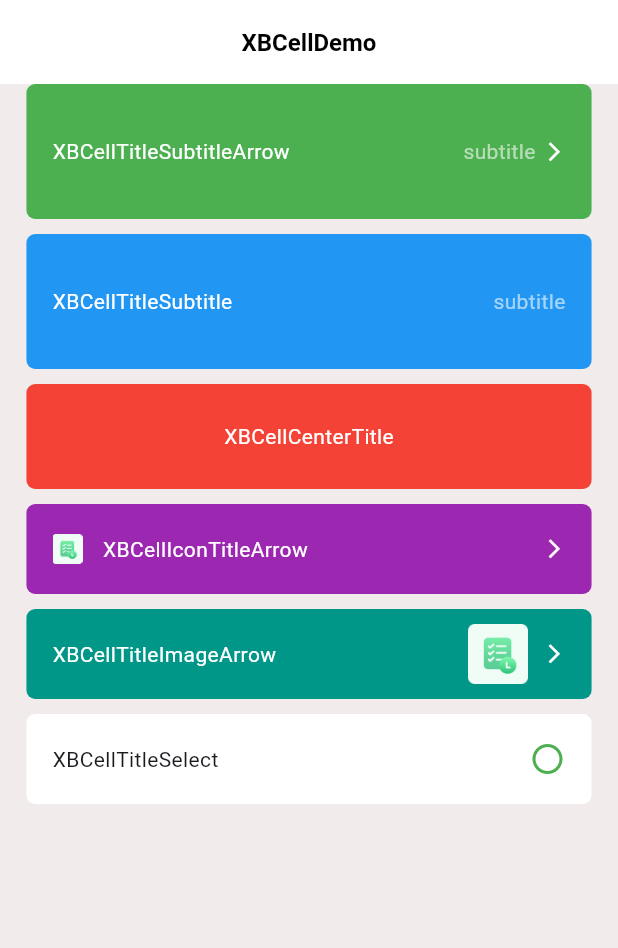
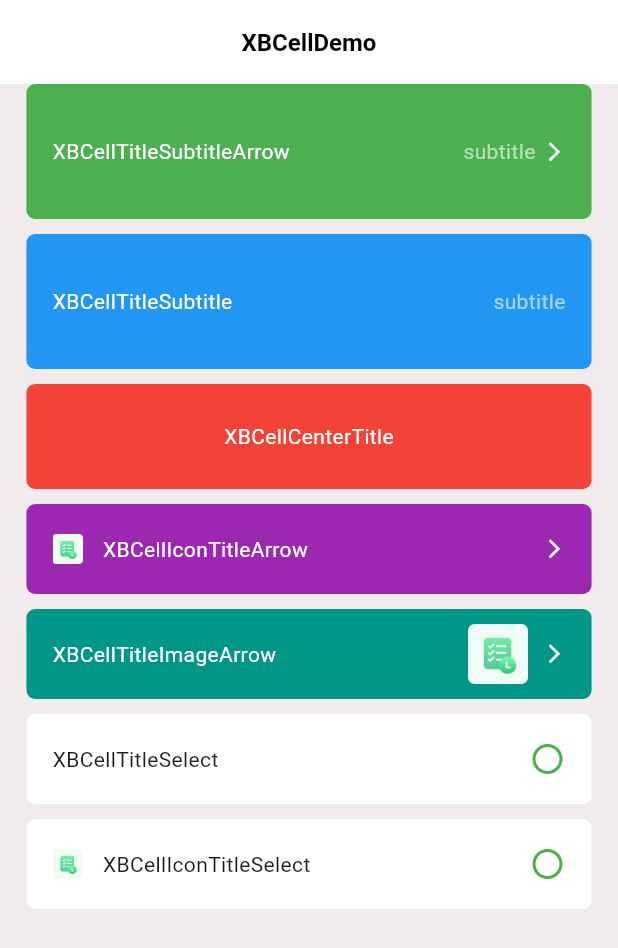
Before and after one commit to huisedediao/xb_scaffold, a Flutter app: the screen it shows after launch, on a phone screen of 412 x 824 dp. Shown: the top 948 px of the screen. Run offline on Flutter 3.47's test engine with Material 3 defaults, Android fonts, the phone set to English and light mode, and no system bars; our stand-ins replace cached_network_image, dio, logger; missing offline and left inert: dart:html.

Commit message:
添加cell

```diff
--- a/example/lib/home.dart
+++ b/example/lib/home.dart
@@ -146,6 +146,28 @@ class Home extends XBPage<HomeVM> {
               unSelectedColor: Colors.green,
               onTap: vm.onSelectChange);
         }
+        if (index == 6) {
+          return XBCellIconTitleSelect(
+              icon: "assets/images/icon_inspectionPlan.png",
+              contentBorderRadius: BorderRadius.circular(6),
+              title: title,
+              isSelected: vm.isSelected,
+              margin: EdgeInsets.only(
+                left: spaces.gapDef,
+                right: spaces.gapDef,
+              ),
+              contentHeight: 40,
+              padding: EdgeInsets.only(
+                  left: spaces.gapDef,
+                  right: spaces.gapDef,
+                  top: 10,
+                  bottom: 10),
+              iconSize: const Size(20, 20),
+              backgroundColor: Colors.white,
+              selectedColor: Colors.green,
+              unSelectedColor: Colors.green,
+              onTap: vm.onSelectChange);
+        }
         return Container(
           color: colors.randColor,
           height: 50,
--- a/example/lib/home_vm.dart
+++ b/example/lib/home_vm.dart
@@ -10,7 +10,8 @@ class HomeVM extends XBPageVM<Home> {
         "XBCellCenterTitle",
         "XBCellIconTitleArrow",
         "XBCellTitleImageArrow",
-        "XBCellTitleSelect"
+        "XBCellTitleSelect",
+        "XBCellIconTitleSelect"
       ];
 
   bool isSelected = false;
--- a/lib/src/common/xb_cell/xb_cell.dart
+++ b/lib/src/common/xb_cell/xb_cell.dart
@@ -6,6 +6,7 @@ export 'xb_cell_title_subtitle.dart';
 export 'xb_cell_icon_title_arrow.dart';
 export 'xb_cell_title_image_arrow.dart';
 export 'xb_cell_title_select.dart';
+export 'xb_cell_icon_title_select.dart';
 
 abstract class XBCell extends StatelessWidget {
   final EdgeInsetsGeometry? margin;
--- /dev/null
+++ b/lib/src/common/xb_cell/xb_cell_icon_title_select.dart
@@ -0,0 +1,67 @@
+import 'package:flutter/material.dart';
+import 'package:xb_scaffold/xb_scaffold.dart';
+
+class XBCellIconTitleSelect extends XBCell {
+  final String icon;
+  final Size? iconSize;
+  final double? iconRightPadding;
+  final String title;
+  final TextStyle? titleStyle;
+  final double? titleRightPadding;
+  final double? maxTitleWidth;
+  final int? titleMaxLines;
+  final TextOverflow? titleOverflow;
+  final bool isSelected;
+  final Color selectedColor;
+  final Color unSelectedColor;
+  const XBCellIconTitleSelect(
+      {required this.icon,
+      this.iconSize,
+      this.iconRightPadding,
+      required this.title,
+      required this.isSelected,
+      this.titleStyle,
+      this.titleRightPadding,
+      this.maxTitleWidth,
+      this.titleMaxLines,
+      this.titleOverflow,
+      this.selectedColor = Colors.blue,
+      this.unSelectedColor = Colors.blue,
+      super.contentHeight,
+      super.margin,
+      super.padding,
+      super.onTap,
+      super.contentBorderRadius,
+      super.backgroundColor,
+      super.key});
+
+  @override
+  Widget buildContent() {
+    return Row(
+      children: [
+        XBImage(
+          icon,
+          width: iconSize?.width ?? 15,
+          height: iconSize?.height ?? 15,
+        ),
+        SizedBox(width: iconRightPadding ?? spaces.gapLess),
+        SizedBox(
+          width: maxTitleWidth,
+          child: Text(
+            title,
+            overflow: titleOverflow,
+            style: titleStyle,
+            maxLines: titleMaxLines,
+          ),
+        ),
+        SizedBox(width: titleRightPadding ?? spaces.gapLess),
+        const Spacer(),
+        Icon(
+            isSelected
+                ? Icons.check_circle_outline_rounded
+                : Icons.radio_button_unchecked_rounded,
+            color: isSelected ? selectedColor : unSelectedColor)
+      ],
+    );
+  }
+}
```
